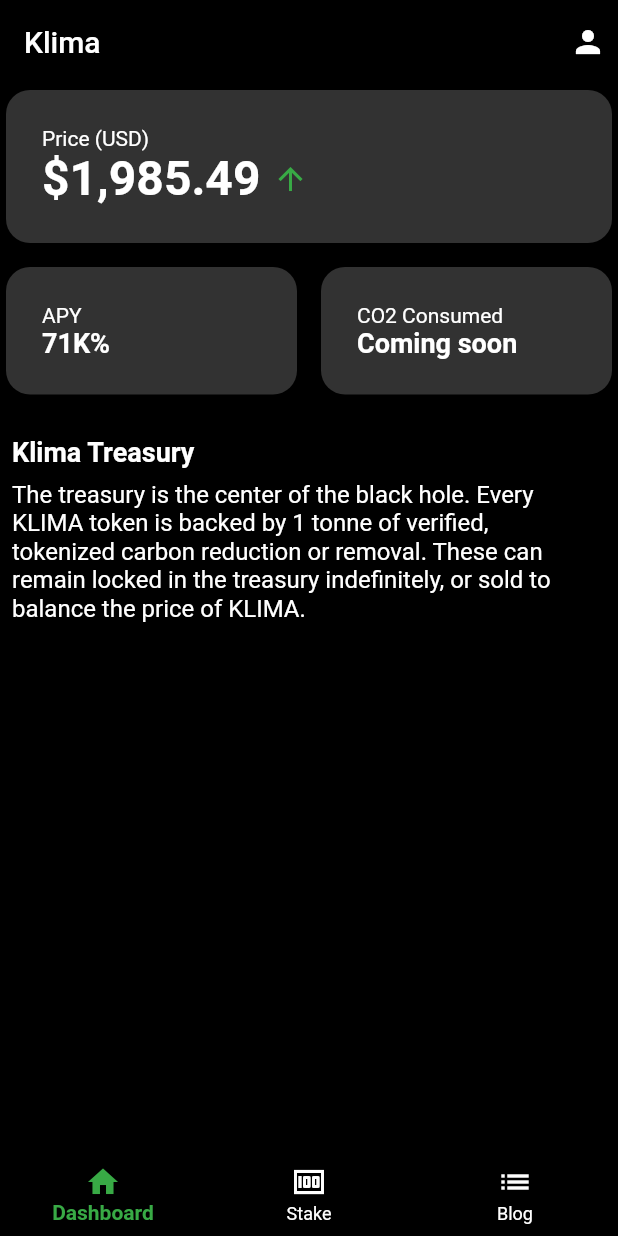
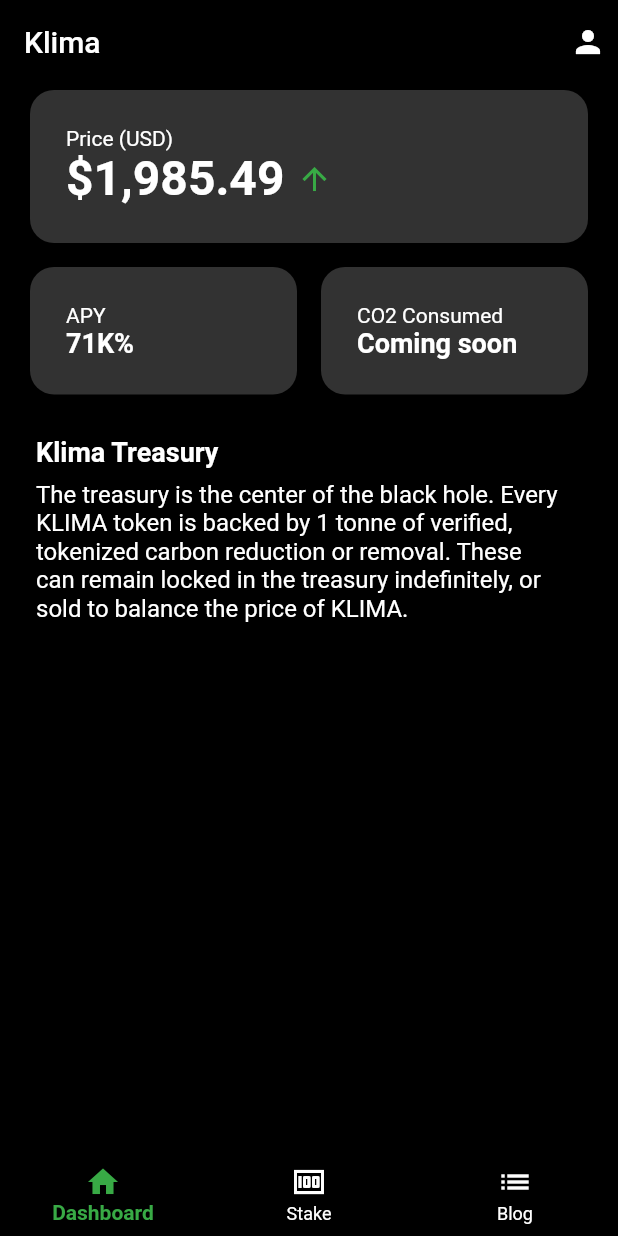
Before and after one commit to jagged91/klima-mobile, a Flutter app: the screen it shows after launch, on a phone screen of 412 x 824 dp. Run offline on Flutter 3.47's test engine with Material 2 defaults, Android fonts, the phone set to English and light mode, and no system bars.

Commit message:
Better padding

```diff
--- a/klima_mobile/lib/ui/home.dart
+++ b/klima_mobile/lib/ui/home.dart
@@ -82,7 +82,9 @@
             ],
           ),
         ),
-        body: Column(
+        body: Padding(
+          padding: const EdgeInsets.symmetric(horizontal: 16),
+          child: Column(
             crossAxisAlignment: CrossAxisAlignment.start,
             children: [
               Row(
@@ -217,6 +219,7 @@
                 ),
               ),
             ],
+          ),
         ));
   }
 }
```
Lines whose indentation alone changed are shown as unchanged.
